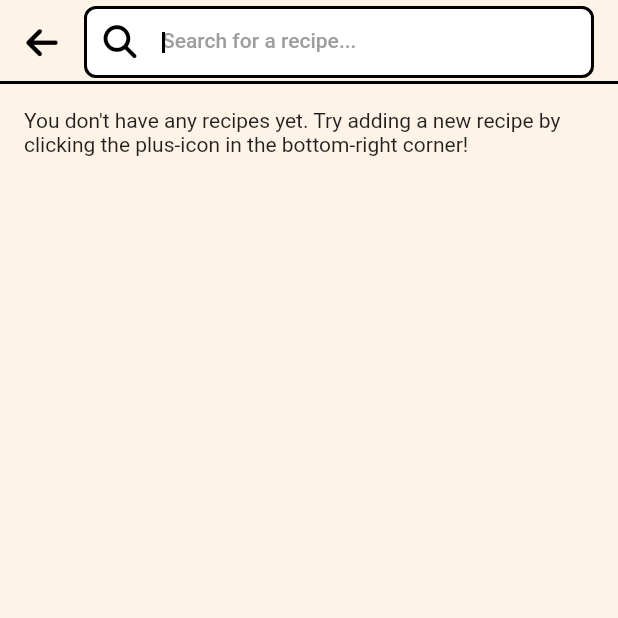
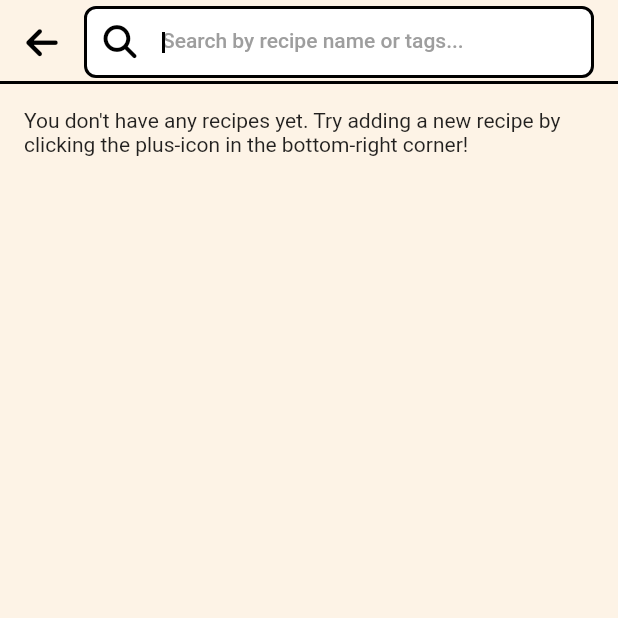
Before and after one commit to kristianskogberg/my-groovy-recipes, a Flutter app: the screen it shows once a user with an empty profile is signed in, after a tap on an icon or button, on a phone screen of 412 x 824 dp, the top half of it. Run offline on Flutter 3.47's test engine with Material 2 defaults, Android fonts, the phone set to English and light mode, and no system bars; our stand-ins replace cached_network_image, cloud_firestore, email_validator, file_picker, firebase_auth, firebase_core and 6 more; accounts and stored records are empty.

Commit message:
users can now search for a recipe also by tags

```diff
--- a/lib/components/textfields/search_textfield.dart
+++ b/lib/components/textfields/search_textfield.dart
@@ -13,7 +13,7 @@ class SearchTextField extends StatelessWidget {
   @override
   Widget build(BuildContext context) {
     return RoundedTextField(
-      hint: "Search for a recipe...",
+      hint: "Search by recipe name or tags...",
       isEmail: true,
       controller: controller,
       autofocus: autofocus,
--- a/lib/views/recipe/my_recipes_view.dart
+++ b/lib/views/recipe/my_recipes_view.dart
@@ -172,12 +172,27 @@ class _MyRecipesViewState extends State<MyRecipesView> {
                           );
                         }
 
-                        // filter recipes based on the search text
-                        _filteredRecipes = allRecipes
-                            .where((recipe) => recipe.name
-                                .toLowerCase()
-                                .contains(_searchController.text.toLowerCase()))
-                            .toList();
+                        // filter recipes based on the search query
+                        _filteredRecipes = allRecipes.where((recipe) {
+                          final lowercaseQuery =
+                              _searchController.text.toLowerCase();
+
+                          // check if the recipe name contains the search query
+                          if (recipe.name
+                              .toLowerCase()
+                              .contains(lowercaseQuery)) {
+                            return true;
+                          }
+
+                          // check if any of the recipe tags contain the search query
+                          for (final tag in recipe.tags) {
+                            if (tag.toLowerCase().contains(lowercaseQuery)) {
+                              return true;
+                            }
+                          }
+
+                          return false;
+                        }).toList();
 
                         if (_filteredRecipes.isEmpty) {
                           // did not find any recipes with that search text
```
